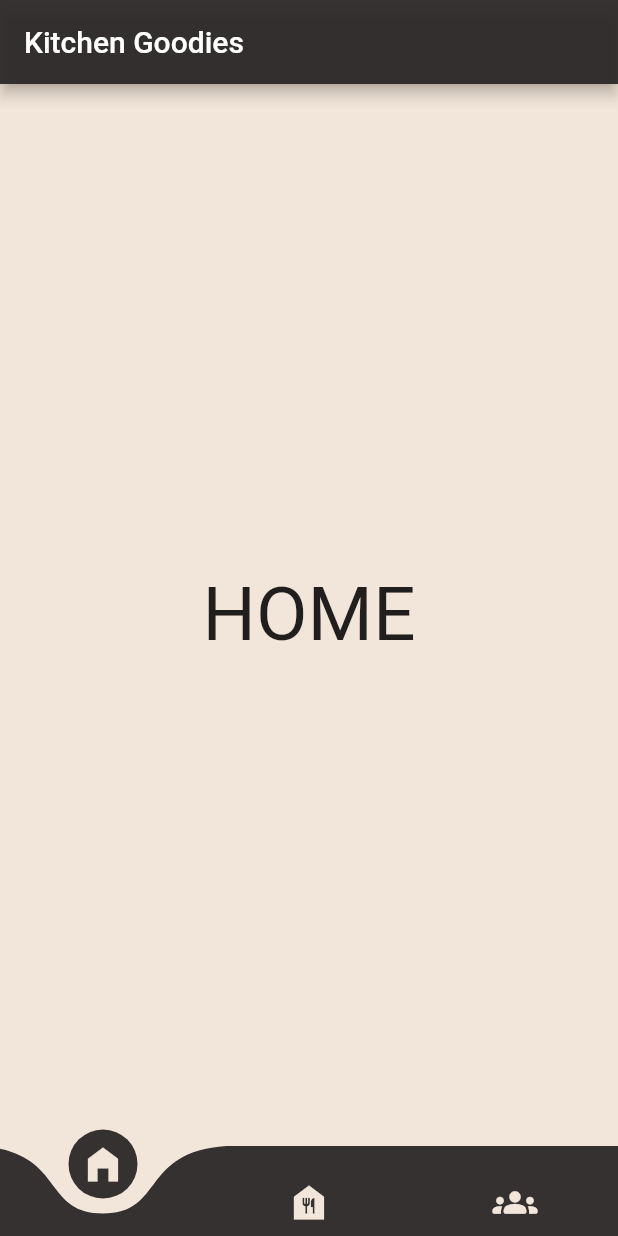
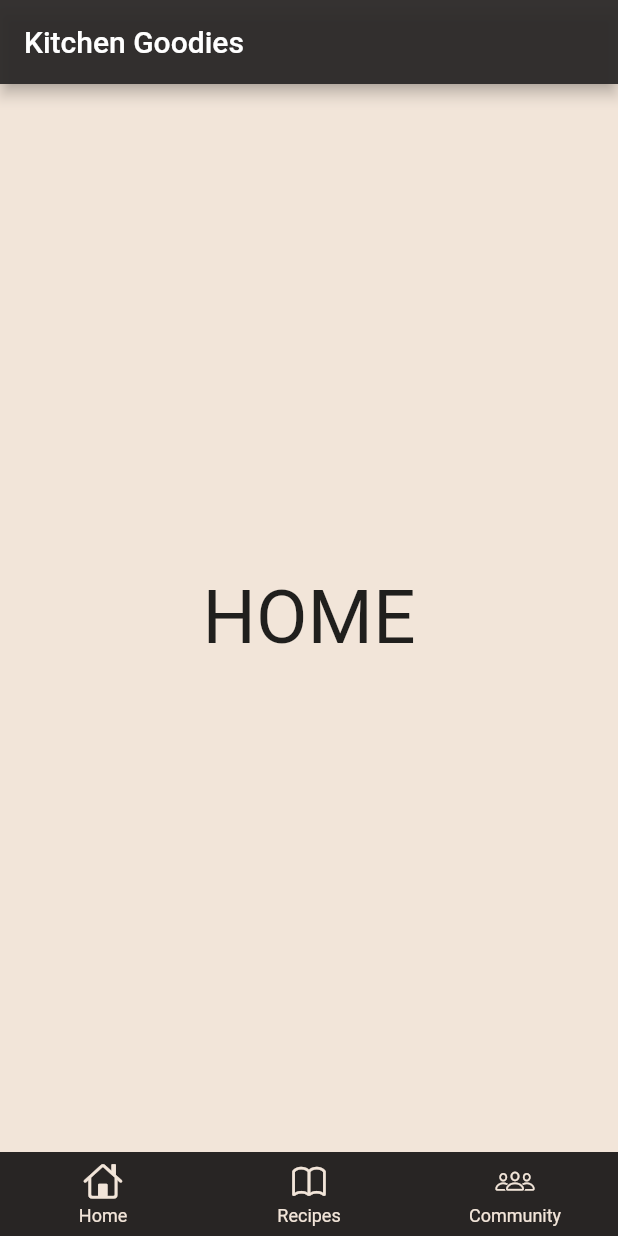
Before and after one commit to angelo-perez/KitchenGoodies, a Flutter app: the screen it shows after launch, on a phone screen of 412 x 824 dp. Run offline on Flutter 3.47's test engine with Material 2 defaults, Android fonts, the phone set to English and light mode, and no system bars; drawn by our look-alikes of curved_navigation_bar, persistent_bottom_nav_bar.

Commit message:
Update Navigation Bar & Screens

```diff
--- a/lib/main.dart
+++ b/lib/main.dart
@@ -1,5 +1,7 @@
 import 'package:flutter/material.dart';
+import 'package:flutter/cupertino.dart';
 import 'package:curved_navigation_bar/curved_navigation_bar.dart';
+import 'package:persistent_bottom_nav_bar/persistent-tab-view.dart';
 import 'home_page.dart';
 import 'recipes_page.dart';
 import 'community_page.dart';
@@ -38,10 +40,15 @@ class MainPage extends StatefulWidget {
 
 class _MainPageState extends State<MainPage> {
   //int currentNavIndex = 0;
-  int _page = 0;
-  final GlobalKey<CurvedNavigationBarState> _bottomNavigationKey = GlobalKey();
+  //int _page = 0;
+  //final GlobalKey<CurvedNavigationBarState> _bottomNavigationKey = GlobalKey();
 
-  final screens = [
+  Color navBarColor = const Color(0xFF12A2726);
+  static Color canvasColor = const Color(0xFFF2E5D9);
+  final PersistentTabController _controller =
+      PersistentTabController(initialIndex: 0);
+
+  final _screens = [
     HomePage(),
     RecipesPage(),
     CommunityPage(),
@@ -57,51 +64,81 @@ class _MainPageState extends State<MainPage> {
 
   @override
   Widget build(BuildContext context) {
-    final items = <Widget>[
-      Icon(
-        Icons.home_filled,
-        size: 30,
-      ),
-      Icon(
-        Icons.food_bank,
-        size: 30,
-      ),
-      Icon(
-        Icons.groups_rounded,
-        size: 30,
-      ),
+    // final items = <Widget>[
+    //   Icon(
+    //     Icons.home_filled,
+    //     size: 30,
+    //   ),
+    //   Icon(
+    //     Icons.food_bank,
+    //     size: 30,
+    //   ),
+    //   Icon(
+    //     Icons.groups_rounded,
+    //     size: 30,
+    //   ),
 
-    ];
+    // ];
 
     return Scaffold(
       appBar: AppBar(
         title: const Text('Kitchen Goodies'),
-        backgroundColor: Color(0xFF12A2726),
+        backgroundColor: navBarColor,
       ),
-      body: screens[_page], //selects what page it will display
-      bottomNavigationBar: Theme(
-        data: Theme.of(context).copyWith(
-            iconTheme: IconThemeData(
-          color: Color(0xFFF2E5D9),
-        )),
-        child: CurvedNavigationBar(
-          key: _bottomNavigationKey,
-          index: _page,
-          height: 60.0,
-          items: items,
-          color: Color(0xFF12A2726),
-          buttonBackgroundColor: Color(0xFF12A2726),
-          backgroundColor: Color(0xFFF2E5D9),
-          animationCurve: Curves.easeInOut,
-          animationDuration: Duration(milliseconds: 300),
-          onTap: (index) {
-            setState(() {
-              _page = index;
-            });
-          },
-          letIndexChange: (index) => true,
-        ),
+      // body: screens[_page], //selects what page it will display
+      // bottomNavigationBar: Theme(
+      //   data: Theme.of(context).copyWith(
+      //       iconTheme: IconThemeData(
+      //     color: Color(0xFFF2E5D9),
+      //   )),
+      //   child: CurvedNavigationBar(
+      //     key: _bottomNavigationKey,
+      //     index: _page,
+      //     height: 60.0,
+      //     items: items,
+      //     color: Color(0xFF12A2726),
+      //     buttonBackgroundColor: Color(0xFF12A2726),
+      //     backgroundColor: Color(0xFFF2E5D9),
+      //     animationCurve: Curves.easeInOut,
+      //     animationDuration: Duration(milliseconds: 300),
+      //     onTap: (index) {
+      //       setState(() {
+      //         _page = index;
+      //       });
+      //     },
+      //     letIndexChange: (index) => true,
+      //   ),
+      // ),
+      body: PersistentTabView(
+        context,
+        controller: _controller,
+        screens: _screens,
+        items: _navBarsItems(),
+        navBarStyle: NavBarStyle.style6,
+        backgroundColor: navBarColor,
       ),
     );
   }
+  List<PersistentBottomNavBarItem> _navBarsItems() {
+    return [
+      PersistentBottomNavBarItem(
+        icon: const Icon(CupertinoIcons.home),
+        title: ("Home"),
+        activeColorPrimary: canvasColor,
+        inactiveColorPrimary: canvasColor,
+      ),
+      PersistentBottomNavBarItem(
+        icon: const Icon(CupertinoIcons.book),
+        title: ("Recipes"),
+        activeColorPrimary: canvasColor,
+        inactiveColorPrimary: canvasColor,
+      ),
+      PersistentBottomNavBarItem(
+        icon: const Icon(CupertinoIcons.group),
+        title: ("Community"),
+        activeColorPrimary: canvasColor,
+        inactiveColorPrimary: canvasColor,
+      ),
+    ];
+  }
 }
--- a/lib/recipe_categories/chicken_recipes.dart
+++ b/lib/recipe_categories/chicken_recipes.dart
@@ -15,7 +15,20 @@ class _ChickenRecipesState extends State<ChickenRecipes> {
   @override
   Widget build(BuildContext context) {
     return Scaffold(
-      appBar: AppBar(),
+      backgroundColor: Color(0xFFF2E5D9),
+      body: Center(
+        child: Column(
+          mainAxisAlignment: MainAxisAlignment.center,
+          crossAxisAlignment: CrossAxisAlignment.center,
+          children: [
+            Text(
+              'List of Chicken Dishes',
+              textAlign: TextAlign.center,
+              style: TextStyle(fontSize: 30),
+            ),
+          ],
+        ),
+      ),
     );
   }
 }
--- a/lib/recipes_page.dart
+++ b/lib/recipes_page.dart
@@ -2,6 +2,8 @@
 // import 'package:flutter/src/widgets/framework.dart';
 import 'package:elective_project/recipe_categories/chicken_recipes.dart';
 import 'package:flutter/material.dart';
+import 'package:persistent_bottom_nav_bar/persistent-tab-view.dart';
+
 
 class RecipesPage extends StatefulWidget {
   const RecipesPage({Key? key}) : super(key: key);
@@ -21,15 +23,11 @@ class _RecipesPageState extends State<RecipesPage> {
       // ),
       InkWell(
         splashColor: Colors.black26,
-        onTap: () {
-          Navigator.of(context).push(
-            MaterialPageRoute(
-              builder: (BuildContext context) {
-                return ChickenRecipes();
-              },
+          onTap: () =>
+            pushNewScreen(
+              context, screen: ChickenRecipes(),
+              withNavBar: true
             ),
-          );
-        },
         child: Ink.image(
           image: const NetworkImage(
               'https://149361674.v2.pressablecdn.com/wp-content/uploads/2019/09/La-Terraza-Montebello-1-683x1024.jpg'),
--- a/pubspec.yaml
+++ b/pubspec.yaml
@@ -36,6 +36,8 @@ dependencies:
   # Use with the CupertinoIcons class for iOS style icons.
   cupertino_icons: ^1.0.2
   curved_navigation_bar: ^1.0.3
+  persistent_bottom_nav_bar: any
+
 
 dev_dependencies:
   flutter_test:
```
Also changed, not shown: pubspec.lock.
